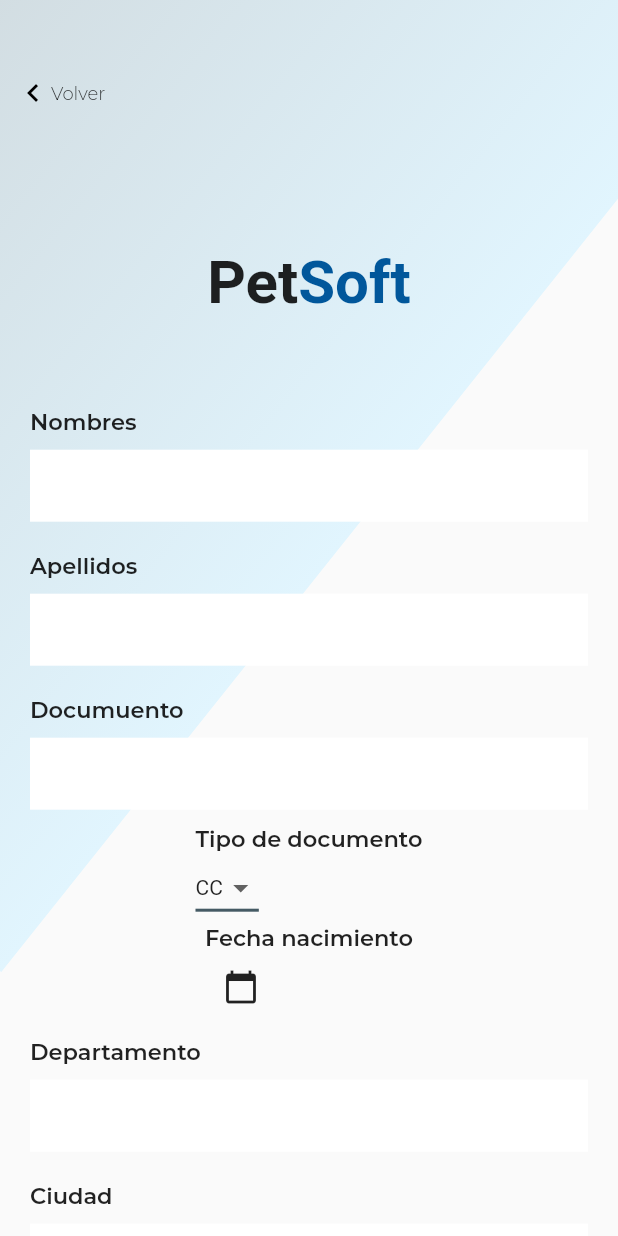
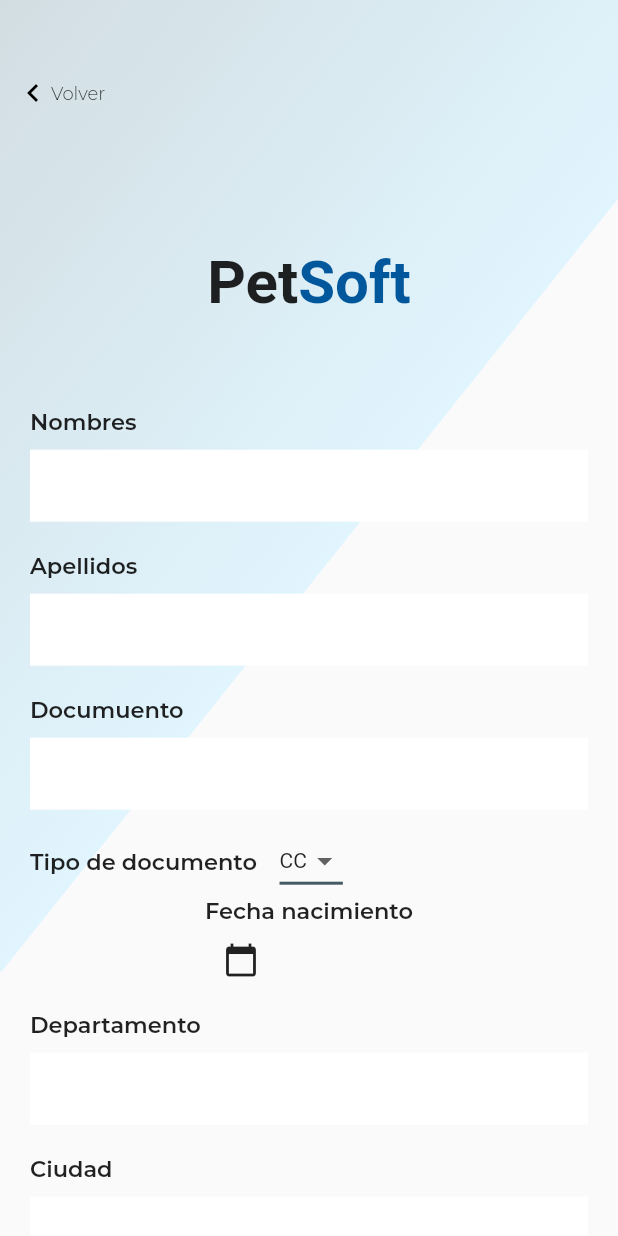
Before and after one commit to oscar9705/frontvetsoft, a Flutter app: the SignUp screen opened directly, on a phone screen of 412 x 824 dp. Run offline on Flutter 3.47's test engine with Material 2 defaults, Android fonts, the phone set to English and light mode, and no system bars; our stand-ins replace flutter_secure_storage, google_fonts, progress_dialog; missing offline and left inert: dart:html, f_logs; accounts and stored records are empty; project files that could hold a hidden picture were left out.

Commit message:
re factor widgets

```diff
--- a/lib/src/ui/sign_up_ui.dart
+++ b/lib/src/ui/sign_up_ui.dart
@@ -1,5 +1,7 @@
 import 'dart:math';
 
+import 'package:demo/src/widget/button_blue_widget.dart';
+import 'package:demo/src/widget/title_widget.dart';
 import 'package:flutter/material.dart';
 import 'package:google_fonts/google_fonts.dart';
 
@@ -96,32 +98,6 @@ class _SignUpState extends State<SignUp> {
     );
   }
 
-  Widget _title() {
-    return RichText(
-      textAlign: TextAlign.center,
-      text: TextSpan(children: [
-        TextSpan(
-          text: 'Pet',
-          style: GoogleFonts.portLligatSans(
-            textStyle: Theme.of(context).textTheme.headline4,
-            fontSize: 40,
-            fontWeight: FontWeight.w700,
-            color: Colors.black87,
-          ),
-        ),
-        TextSpan(
-          text: 'Soft',
-          style: GoogleFonts.portLligatSlab(
-            textStyle: Theme.of(context).textTheme.headline4,
-            fontSize: 40,
-            fontWeight: FontWeight.w700,
-            color: Colors.lightBlue[900],
-          ),
-        ),
-      ]),
-    );
-  }
-
   Future<Null> selectDate(BuildContext context) async {
     final DateTime picked = await showDatePicker(
       context: context,
@@ -144,12 +120,17 @@ class _SignUpState extends State<SignUp> {
         _entryField("Apellidos"),
         _entryField("Documuento"),
         Column(crossAxisAlignment: CrossAxisAlignment.start, children: <Widget>[
+          Row(
+            children: [
               Text('Tipo de documento',
                   style: GoogleFonts.montserrat(
                       textStyle: Theme.of(context).textTheme.headline4,
                       fontSize: 15,
                       fontWeight: FontWeight.w600,
                       color: Colors.black87)),
+              SizedBox(
+                width: 15.0,
+              ),
               DropdownButton<String>(
                 value: dropdownValue,
                 icon: Icon(Icons.arrow_drop_down),
@@ -172,7 +153,9 @@ class _SignUpState extends State<SignUp> {
                     child: Text(value),
                   );
                 }).toList(),
-          )
+              ),
+            ],
+          ),
         ]),
         Column(crossAxisAlignment: CrossAxisAlignment.start, children: <Widget>[
           Text('Fecha nacimiento',
@@ -237,7 +220,7 @@ class _SignUpState extends State<SignUp> {
                   mainAxisAlignment: MainAxisAlignment.center,
                   children: <Widget>[
                     SizedBox(height: height * .2),
-                    _title(),
+                    TitleApp(),
                     SizedBox(
                       height: 50,
                     ),
--- /dev/null
+++ b/lib/src/widget/title_widget.dart
@@ -0,0 +1,33 @@
+import 'package:flutter/material.dart';
+import 'package:google_fonts/google_fonts.dart';
+
+class TitleApp extends StatelessWidget {
+  const TitleApp({Key key}) : super(key: key);
+
+  @override
+  Widget build(BuildContext context) {
+    return RichText(
+      textAlign: TextAlign.center,
+      text: TextSpan(children: [
+        TextSpan(
+          text: 'Pet',
+          style: GoogleFonts.portLligatSans(
+            textStyle: Theme.of(context).textTheme.headline4,
+            fontSize: 40,
+            fontWeight: FontWeight.w700,
+            color: Colors.black87,
+          ),
+        ),
+        TextSpan(
+          text: 'Soft',
+          style: GoogleFonts.portLligatSlab(
+            textStyle: Theme.of(context).textTheme.headline4,
+            fontSize: 40,
+            fontWeight: FontWeight.w700,
+            color: Colors.lightBlue[900],
+          ),
+        ),
+      ]),
+    );
+  }
+}
```
Also changed, not shown: lib/src/ui/login_ui.dart (+27 -77 lines), lib/src/widget/button_blue_widget.dart (added, +41 -0 lines). Lines whose indentation alone changed are shown as unchanged.
